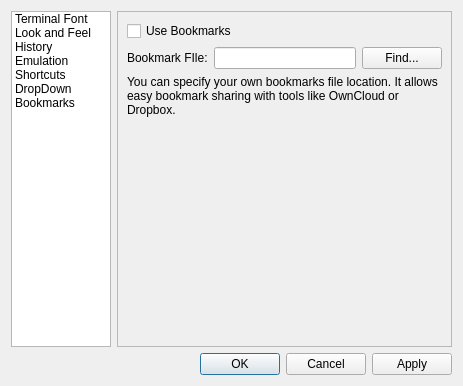
First picture: the form in src/forms/propertiesdialog.ui, repository lxqt/qterminal, before the edit.
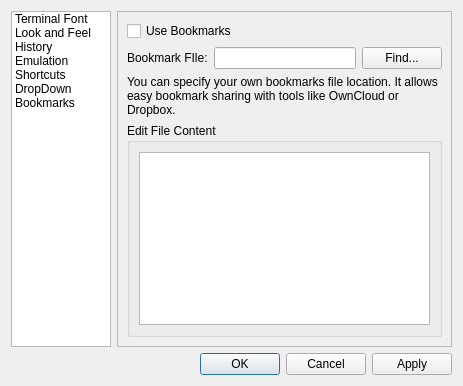
Second picture: the form after the edit.

Commit message: bookmarks: saving/loading/editing

What changed in the file:
```diff
--- a/src/forms/propertiesdialog.ui
+++ b/src/forms/propertiesdialog.ui
@@ -503,13 +503,32 @@
      </widget>
      <widget class="QWidget" name="page_2">
       <layout class="QGridLayout" name="gridLayout_9">
-       <item row="2" column="0">
-        <widget class="QLabel" name="label_11">
-         <property name="text">
-          <string>You can specify your own bookmarks file location. It allows easy bookmark sharing with tools like OwnCloud or Dropbox.</string>
+       <item row="3" column="0">
+        <widget class="QGroupBox" name="groupBox_5">
+         <property name="title">
+          <string>Edit File Content</string>
          </property>
-         <property name="wordWrap">
-          <bool>true</bool>
+         <layout class="QGridLayout" name="gridLayout_10">
+          <item row="0" column="0">
+           <widget class="QPlainTextEdit" name="bookmarkPlainEdit">
+            <property name="font">
+             <font>
+              <family>Bera Sans Mono [bitstream]</family>
+              <pointsize>11</pointsize>
+             </font>
+            </property>
+            <property name="lineWrapMode">
+             <enum>QPlainTextEdit::NoWrap</enum>
+            </property>
+           </widget>
+          </item>
+         </layout>
+        </widget>
+       </item>
+       <item row="0" column="0">
+        <widget class="QCheckBox" name="useBookmarksCheckBox">
+         <property name="text">
+          <string>Use Bookmarks</string>
          </property>
         </widget>
        </item>
@@ -526,7 +545,7 @@
           <widget class="QLineEdit" name="bookmarksLineEdit"/>
          </item>
          <item>
-          <widget class="QPushButton" name="openBookmarksButton">
+          <widget class="QPushButton" name="bookmarksButton">
            <property name="text">
             <string>Find...</string>
            </property>
@@ -534,26 +553,16 @@
          </item>
         </layout>
        </item>
-       <item row="0" column="0">
-        <widget class="QCheckBox" name="useBookmarksCheckBox">
+       <item row="2" column="0">
+        <widget class="QLabel" name="label_11">
          <property name="text">
-          <string>Use Bookmarks</string>
+          <string>You can specify your own bookmarks file location. It allows easy bookmark sharing with tools like OwnCloud or Dropbox.</string>
+         </property>
+         <property name="wordWrap">
+          <bool>true</bool>
          </property>
         </widget>
        </item>
-       <item row="3" column="0">
-        <spacer name="verticalSpacer_6">
-         <property name="orientation">
-          <enum>Qt::Vertical</enum>
-         </property>
-         <property name="sizeHint" stdset="0">
-          <size>
-           <width>20</width>
-           <height>40</height>
-          </size>
-         </property>
-        </spacer>
-       </item>
       </layout>
      </widget>
     </widget>
```
The commit also changes 5 other files.
